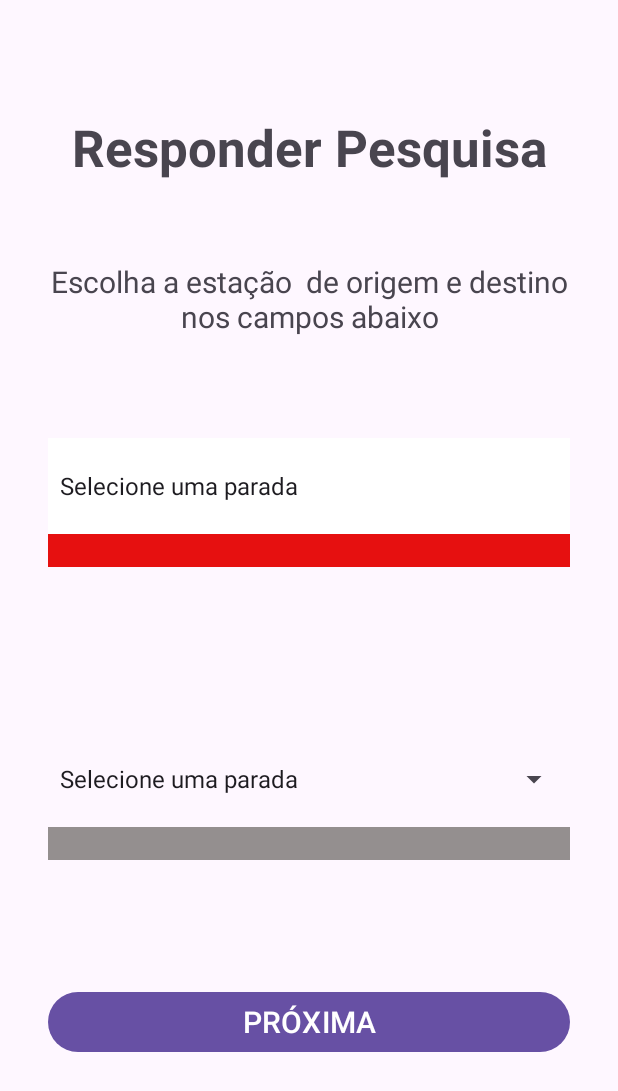
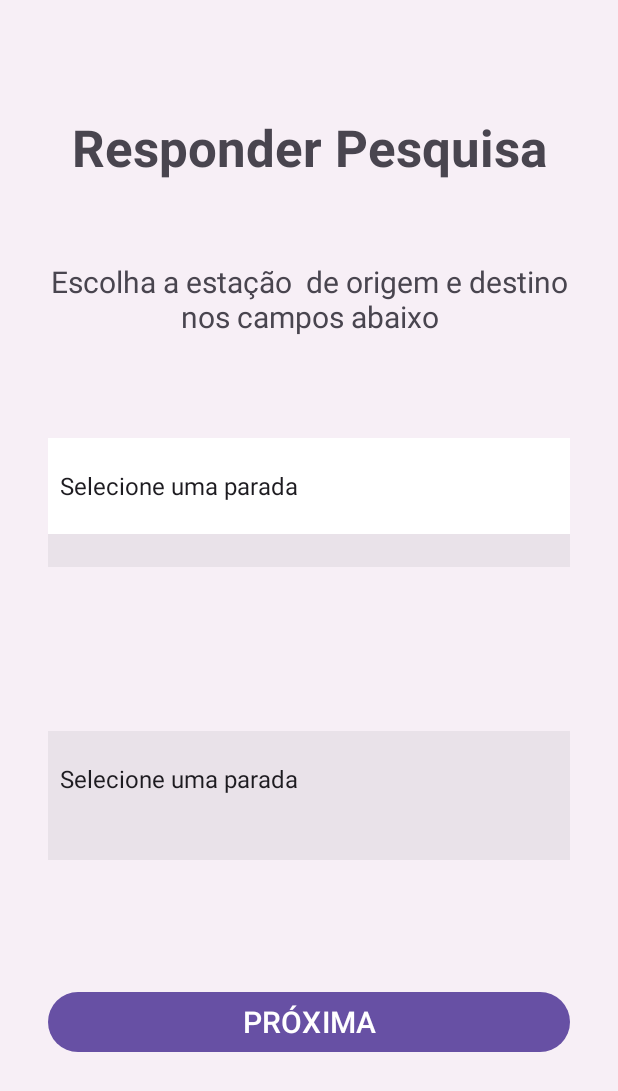
Before and after one commit to SamCodeX01/App-Origem-e-Destino, an Android app: the PesquisaActivity screen opened directly, with no data from a screen before it, on a phone screen of 412 x 824 dp. Shown: the top 1091 px of the screen. Run offline under Robolectric (Android 15) with nearby library versions, the phone set to English and light mode, and no system bars.

Commit message:
quase-terminado

```diff
--- a/app/src/main/java/com/example/pesquisametropolitana/PesquisaActivity.java
+++ b/app/src/main/java/com/example/pesquisametropolitana/PesquisaActivity.java
@@ -19,8 +19,7 @@ import androidx.core.view.ViewCompat;
 import androidx.core.view.WindowInsetsCompat;
 
 public class PesquisaActivity extends AppCompatActivity {
-
-//    private static final int LENGHT_SHORT = ;
+    private BancoDeDados bd = null;
     private String[] linhaVermelha, linhaDiamante, linhaDiamanteEvermelha;
     private Spinner spnOrigem, spnDestino;
     private Button btnProxima;
@@ -43,8 +42,9 @@ public class PesquisaActivity extends AppCompatActivity {
     }
 
 
+    private void mainConfig() {
+        bd = BancoDeDados.getInstance();
 
-    private void mainConfig() {
         // Estações disponíveis //CARREGAR DEPOIS
         linhaVermelha = new String[]{
                 "Corinthians-Itaquera",
@@ -66,7 +66,6 @@ public class PesquisaActivity extends AppCompatActivity {
                 "Marechal Deodoro",
                 "Palmeiras-Barra Funda"
         };
-
 
         linhaDiamante = new String[]{
                 "Júlio Prestes",
@@ -95,7 +94,7 @@ public class PesquisaActivity extends AppCompatActivity {
 
         linhaDiamanteEvermelha = new String[] {
                 "Selecione uma parada",
-                "LINHA VERMELHA: ",
+                "LINHA VERMELHA:",
                 "Corinthians-Itaquera",
                 "Artur Alvim",
                 "Patriarca-Vila Ré",
@@ -115,7 +114,7 @@ public class PesquisaActivity extends AppCompatActivity {
                 "Marechal Deodoro",
                 "Palmeiras-Barra Funda",
 
-                "LINHA DIAMANTE: ",
+                "LINHA DIAMANTE:",
                 "Júlio Prestes",
                 "Palmeiras-Barra Funda",
                 "Lapa",
@@ -138,7 +137,7 @@ public class PesquisaActivity extends AppCompatActivity {
                 "Itapevi",
                 "Santa Rita",
                 "Amador Bueno"
-    };
+        };
 
         spnOrigem = (Spinner) findViewById(R.id.spnOrigem);
         spnDestino = (Spinner) findViewById(R.id.spnDestino);
@@ -146,61 +145,69 @@ public class PesquisaActivity extends AppCompatActivity {
 
         configurarSpinner(spnOrigem);
         configurarSpinner(spnDestino);
-    }
+    } // OK
+
 
     private void configurarSpinner(Spinner spinner) {
         ArrayAdapter adapter = new ArrayAdapter(this, android.R.layout.simple_dropdown_item_1line, linhaDiamanteEvermelha);
         spinner.setAdapter(adapter);
-    }
+    } // OK
 
-    private int metodo(String estacaoEscolhida) {
+
+    private void pintarSpinner(String estacaoEscolhida) {
         for(String estacao: linhaDiamante) { // Pega cada estação que existe na linha diamante
             if (estacaoEscolhida.equals(estacao)){
                 spnOrigem.setBackgroundColor(Color.GRAY);
-                return 0;
+                return;
             }
         }
 
-
-        for(String estacao: linhaVermelha) { // Pega cada estação que existe na linha diamante
+        for(String estacao: linhaVermelha) { // Pega cada estação que existe na linha vermelha
             if (estacaoEscolhida.equals(estacao)){
                 spnOrigem.setBackgroundColor(Color.RED);
-                return 0;
+                return;
             }
         }
-        return 0;
-    }
+    } // OK
+
+
     private void listeners() {
-        btnProxima.setOnClickListener(r -> { //TEM QUE VER
+        // Passa para a próxima tela (de cadastro)
+        btnProxima.setOnClickListener(r -> {
             String origem = spnOrigem.getSelectedItem().toString();
             String destino = spnDestino.getSelectedItem().toString();
+
             String padrao = "Selecione uma parada";
+            String sel_diamante = "LINHA DIAMANTE:";
+            String sel_vermelha = "LINHA VERMELHA:";
 
-            if (origem != padrao && destino != padrao) {
-                Toast.makeText(this, "Obrigado pela resposta!", LENGTH_SHORT).show();
-                resetarCampos();
+            if (origem != padrao && origem != sel_diamante && origem != sel_vermelha &&
+                    destino != padrao && destino != sel_diamante && destino != sel_vermelha) {
+
+                // Adicionando ao banco
+                bd.setOrigens(origem);
+                bd.setDestinos(destino);
+
+                startActivity(new Intent(this, CadastroActivity.class));
+                finish();
             }
             else
                 Toast.makeText(this, "Dados inválidos ou campos vazios!", LENGTH_SHORT).show();
         });
 
 
-
+        // Aguarda a seleção de uma opção do spinner
         spnOrigem.setOnItemSelectedListener(new AdapterView.OnItemSelectedListener() {
             public void onItemSelected(AdapterView<?> parent, View view, int position, long id) {
+                String origem = spnOrigem.getSelectedItem().toString();
                 spnOrigem.setBackgroundColor(Color.WHITE);
-                metodo(spnOrigem.getSelectedItem().toString());
+                pintarSpinner(origem);
             }
 
             public void onNothingSelected(AdapterView<?> parent) {
                 // Opcional (mas obrigatório implementar)
             }
         });
-
-    }
-
-    private void resetarCampos() {
-        // FAZER
     }
 
 }
--- a/app/src/main/res/layout/activity_cadastro.xml
+++ b/app/src/main/res/layout/activity_cadastro.xml
@@ -51,7 +51,7 @@
         android:id="@+id/txtTelefone"
         android:layout_width="0dp"
         android:layout_height="wrap_content"
-        android:layout_marginTop="32dp"
+        android:layout_marginTop="16dp"
         android:ems="10"
         android:hint="telefone"
         android:inputType="number"
--- a/app/src/main/res/layout/activity_pesquisa.xml
+++ b/app/src/main/res/layout/activity_pesquisa.xml
@@ -5,6 +5,7 @@
     android:id="@+id/main"
     android:layout_width="match_parent"
     android:layout_height="match_parent"
+    android:background="#12A08080"
     tools:context=".PesquisaActivity">
 
     <TextView
@@ -27,6 +28,7 @@
         android:layout_width="0dp"
         android:layout_height="wrap_content"
         android:layout_marginTop="109dp"
+        android:background="#0E000000"
         app:layout_constraintEnd_toEndOf="@+id/spnOrigem"
         app:layout_constraintStart_toStartOf="@+id/spnOrigem"
         app:layout_constraintTop_toBottomOf="@+id/textView3" />
@@ -35,19 +37,21 @@
         android:id="@+id/textView4"
         android:layout_width="0dp"
         android:layout_height="wrap_content"
-        android:background="#948F8F"
+        android:background="#0E000000"
         android:textAlignment="center"
         android:textSize="16sp"
+        android:textStyle="bold"
         app:layout_constraintEnd_toEndOf="@+id/spnDestino"
         app:layout_constraintStart_toStartOf="@+id/spnDestino"
         app:layout_constraintTop_toBottomOf="@+id/spnDestino"
-        tools:text="mudar linha" />
+        tools:text="Selecione o destino" />
 
     <Spinner
         android:id="@+id/spnOrigem"
         android:layout_width="0dp"
         android:layout_height="wrap_content"
         android:layout_marginTop="67dp"
+        android:background="#0E000000"
         app:layout_constraintEnd_toEndOf="@+id/textView5"
         app:layout_constraintStart_toStartOf="@+id/textView5"
         app:layout_constraintTop_toBottomOf="@+id/textView5" />
@@ -56,13 +60,14 @@
         android:id="@+id/textView3"
         android:layout_width="0dp"
         android:layout_height="wrap_content"
-        android:background="#E61010"
+        android:background="#0E000000"
         android:textAlignment="center"
         android:textSize="16sp"
+        android:textStyle="bold"
         app:layout_constraintEnd_toEndOf="@+id/spnOrigem"
         app:layout_constraintStart_toStartOf="@+id/spnOrigem"
         app:layout_constraintTop_toBottomOf="@+id/spnOrigem"
-        tools:text="mudar linha" />
+        tools:text="Selecione a origem" />
 
     <TextView
         android:id="@+id/textView5"
--- a/gradle/libs.versions.toml
+++ b/gradle/libs.versions.toml
@@ -1,5 +1,5 @@
 [versions]
-agp = "8.8.0"
+agp = "8.10.1"
 junit = "4.13.2"
 junitVersion = "1.2.1"
 espressoCore = "3.6.1"
```
Also changed, not shown: app/src/main/java/com/example/pesquisametropolitana/AdminActivity.java (+23 -0 lines), app/src/main/java/com/example/pesquisametropolitana/BancoDeDados.java (added, +50 -0 lines), app/src/main/java/com/example/pesquisametropolitana/CadastroActivity.java (+27 -1 lines), app/src/main/java/com/example/pesquisametropolitana/LoginActivity.java (+9 -1 lines), app/src/main/java/com/example/pesquisametropolitana/SplashActivity.java (+2 -5 lines), app/src/main/java/com/example/pesquisametropolitana/Validador.java (deleted, +0 -31 lines), app/src/main/res/layout/activity_admin.xml (+39 -0 lines), gradle/wrapper/gradle-wrapper.properties.
